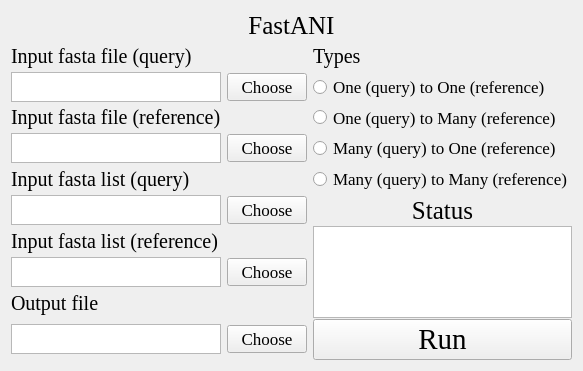
This is FastANI.ui in hzaurzli/MicroWorldOmics as Qt 5 draws it before an edit. The edited form follows.
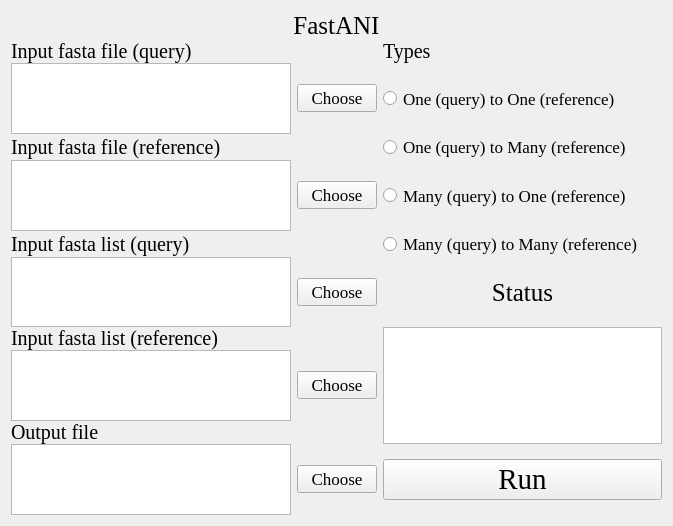
This is the edited form. Icons and pictures are not drawn.

Diff of the .ui file:
```diff
--- a/FastANI.ui
+++ b/FastANI.ui
@@ -6,8 +6,8 @@
    <rect>
     <x>0</x>
     <y>0</y>
-    <width>570</width>
-    <height>371</height>
+    <width>673</width>
+    <height>526</height>
    </rect>
   </property>
   <property name="windowTitle">
@@ -20,12 +20,12 @@
    <item row="0" column="0">
     <layout class="QGridLayout" name="gridLayout">
      <property name="verticalSpacing">
-      <number>1</number>
+      <number>0</number>
      </property>
      <item row="8" column="0">
       <widget class="QTextBrowser" name="textBrowser_5">
        <property name="sizePolicy">
-        <sizepolicy hsizetype="Expanding" vsizetype="MinimumExpanding">
+        <sizepolicy hsizetype="Expanding" vsizetype="Preferred">
          <horstretch>0</horstretch>
          <verstretch>0</verstretch>
         </sizepolicy>
@@ -33,7 +33,7 @@
        <property name="maximumSize">
         <size>
          <width>16777215</width>
-         <height>30</height>
+         <height>16777215</height>
         </size>
        </property>
        <property name="styleSheet">
@@ -44,7 +44,7 @@
      <item row="10" column="0">
       <widget class="QTextBrowser" name="textBrowser_6">
        <property name="sizePolicy">
-        <sizepolicy hsizetype="Expanding" vsizetype="MinimumExpanding">
+        <sizepolicy hsizetype="Expanding" vsizetype="Preferred">
          <horstretch>0</horstretch>
          <verstretch>0</verstretch>
         </sizepolicy>
@@ -52,7 +52,7 @@
        <property name="maximumSize">
         <size>
          <width>16777215</width>
-         <height>30</height>
+         <height>16777215</height>
         </size>
        </property>
        <property name="styleSheet">
@@ -63,7 +63,7 @@
      <item row="6" column="0">
       <widget class="QTextBrowser" name="textBrowser_4">
        <property name="sizePolicy">
-        <sizepolicy hsizetype="Expanding" vsizetype="MinimumExpanding">
+        <sizepolicy hsizetype="Expanding" vsizetype="Preferred">
          <horstretch>0</horstretch>
          <verstretch>0</verstretch>
         </sizepolicy>
@@ -71,7 +71,7 @@
        <property name="maximumSize">
         <size>
          <width>16777215</width>
-         <height>30</height>
+         <height>16777215</height>
         </size>
        </property>
        <property name="styleSheet">
@@ -82,7 +82,7 @@
      <item row="4" column="0">
       <widget class="QTextBrowser" name="textBrowser_3">
        <property name="sizePolicy">
-        <sizepolicy hsizetype="Expanding" vsizetype="MinimumExpanding">
+        <sizepolicy hsizetype="Expanding" vsizetype="Preferred">
          <horstretch>0</horstretch>
          <verstretch>0</verstretch>
         </sizepolicy>
@@ -90,7 +90,7 @@
        <property name="maximumSize">
         <size>
          <width>16777215</width>
-         <height>30</height>
+         <height>16777215</height>
         </size>
        </property>
        <property name="styleSheet">
@@ -285,7 +285,7 @@
      <item row="2" column="0">
       <widget class="QTextBrowser" name="textBrowser_2">
        <property name="sizePolicy">
-        <sizepolicy hsizetype="Expanding" vsizetype="MinimumExpanding">
+        <sizepolicy hsizetype="Expanding" vsizetype="Preferred">
          <horstretch>0</horstretch>
          <verstretch>0</verstretch>
         </sizepolicy>
@@ -293,7 +293,7 @@
        <property name="maximumSize">
         <size>
          <width>16777215</width>
-         <height>30</height>
+         <height>16777215</height>
         </size>
        </property>
        <property name="styleSheet">
@@ -369,7 +369,7 @@
      <item row="2" column="2">
       <widget class="QRadioButton" name="radioButton">
        <property name="sizePolicy">
-        <sizepolicy hsizetype="Expanding" vsizetype="MinimumExpanding">
+        <sizepolicy hsizetype="Expanding" vsizetype="Preferred">
          <horstretch>0</horstretch>
          <verstretch>0</verstretch>
         </sizepolicy>
@@ -377,7 +377,7 @@
        <property name="maximumSize">
         <size>
          <width>16777215</width>
-         <height>30</height>
+         <height>16777215</height>
         </size>
        </property>
        <property name="font">
@@ -397,7 +397,7 @@
      <item row="3" column="2">
       <widget class="QRadioButton" name="radioButton_2">
        <property name="sizePolicy">
-        <sizepolicy hsizetype="Expanding" vsizetype="MinimumExpanding">
+        <sizepolicy hsizetype="Expanding" vsizetype="Preferred">
          <horstretch>0</horstretch>
          <verstretch>0</verstretch>
         </sizepolicy>
@@ -405,7 +405,7 @@
        <property name="maximumSize">
         <size>
          <width>16777215</width>
-         <height>30</height>
+         <height>16777215</height>
         </size>
        </property>
        <property name="font">
@@ -425,7 +425,7 @@
      <item row="4" column="2">
       <widget class="QRadioButton" name="radioButton_3">
        <property name="sizePolicy">
-        <sizepolicy hsizetype="Expanding" vsizetype="MinimumExpanding">
+        <sizepolicy hsizetype="Expanding" vsizetype="Preferred">
          <horstretch>0</horstretch>
          <verstretch>0</verstretch>
         </sizepolicy>
@@ -433,7 +433,7 @@
        <property name="maximumSize">
         <size>
          <width>16777215</width>
-         <height>30</height>
+         <height>16777215</height>
         </size>
        </property>
        <property name="font">
@@ -453,7 +453,7 @@
      <item row="5" column="2">
       <widget class="QRadioButton" name="radioButton_4">
        <property name="sizePolicy">
-        <sizepolicy hsizetype="Expanding" vsizetype="MinimumExpanding">
+        <sizepolicy hsizetype="Expanding" vsizetype="Preferred">
          <horstretch>0</horstretch>
          <verstretch>0</verstretch>
         </sizepolicy>
@@ -461,7 +461,7 @@
        <property name="maximumSize">
         <size>
          <width>16777215</width>
-         <height>30</height>
+         <height>16777215</height>
         </size>
        </property>
        <property name="font">
```
